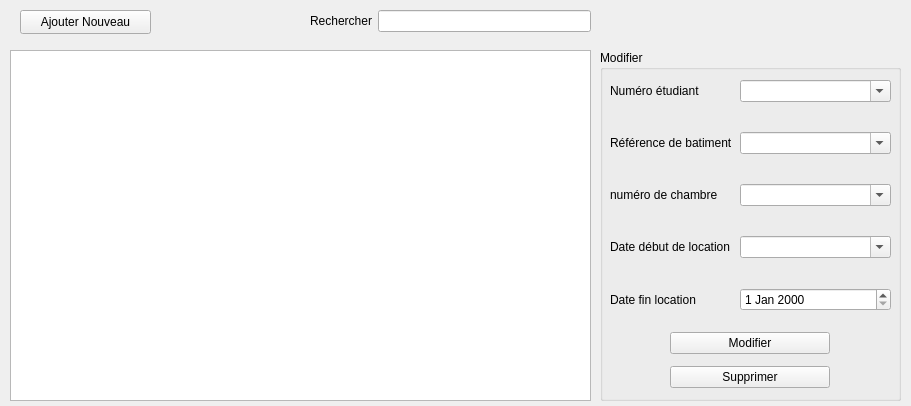
Before: the Qt Designer form cruds/louercrud.ui in Frankral/ProjetFinL1, drawn with Qt 5.
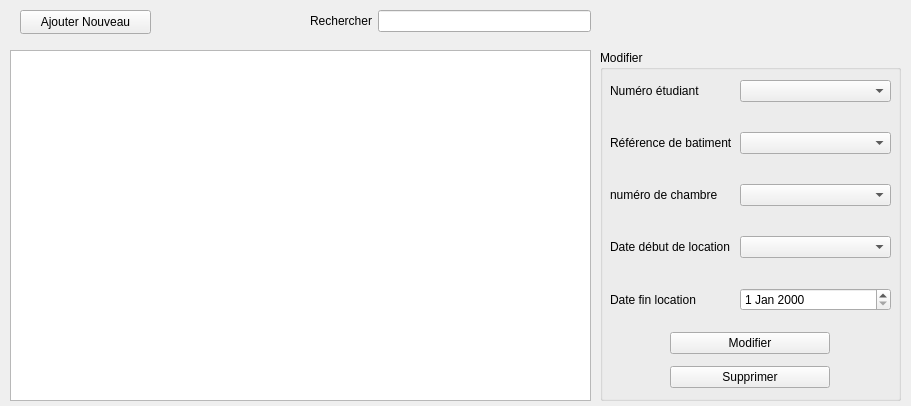
After: the same form once the commit is applied. Custom widgets are drawn as their Qt base class.

Diff of the .ui file:
```diff
--- a/cruds/louercrud.ui
+++ b/cruds/louercrud.ui
@@ -107,7 +107,7 @@
      <item row="0" column="1">
       <widget class="CustomCombo" name="numEt">
        <property name="editable">
-        <bool>true</bool>
+        <bool>false</bool>
        </property>
       </widget>
      </item>
@@ -124,21 +124,21 @@
      <item row="1" column="1">
       <widget class="CustomCombo" name="refBat">
        <property name="editable">
-        <bool>true</bool>
+        <bool>false</bool>
        </property>
       </widget>
      </item>
      <item row="2" column="1">
       <widget class="CustomCombo" name="numChambre">
        <property name="editable">
-        <bool>true</bool>
+        <bool>false</bool>
        </property>
       </widget>
      </item>
      <item row="3" column="1">
       <widget class="CustomCombo" name="dateDebLoc">
        <property name="editable">
-        <bool>true</bool>
+        <bool>false</bool>
        </property>
       </widget>
      </item>
```
